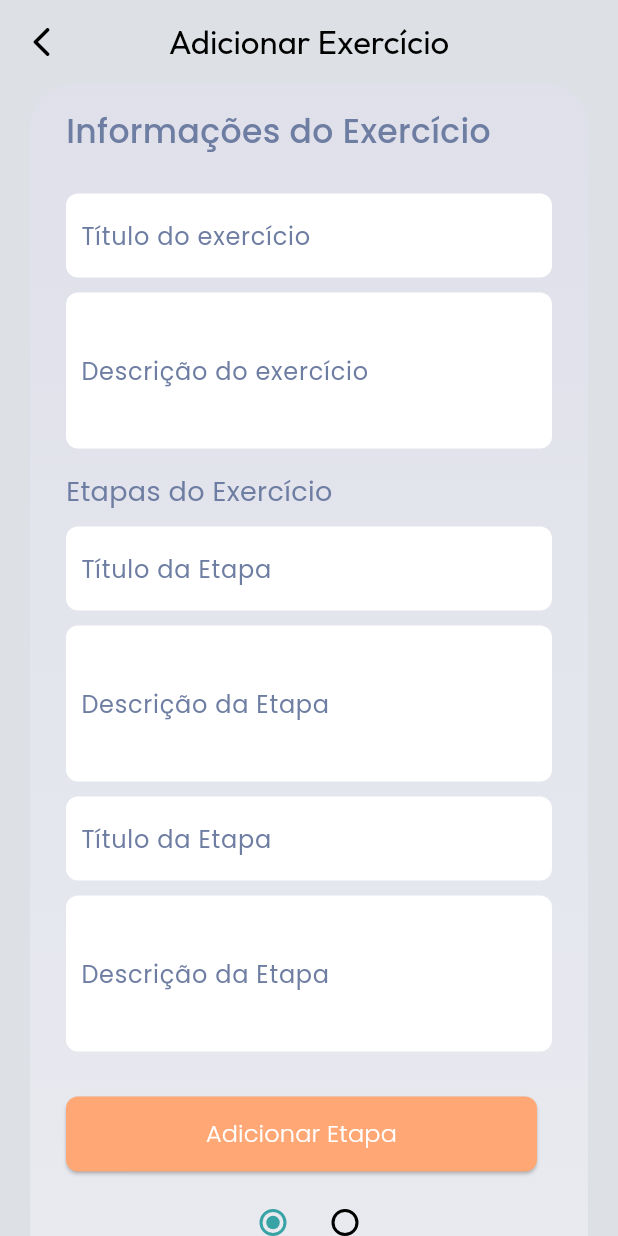
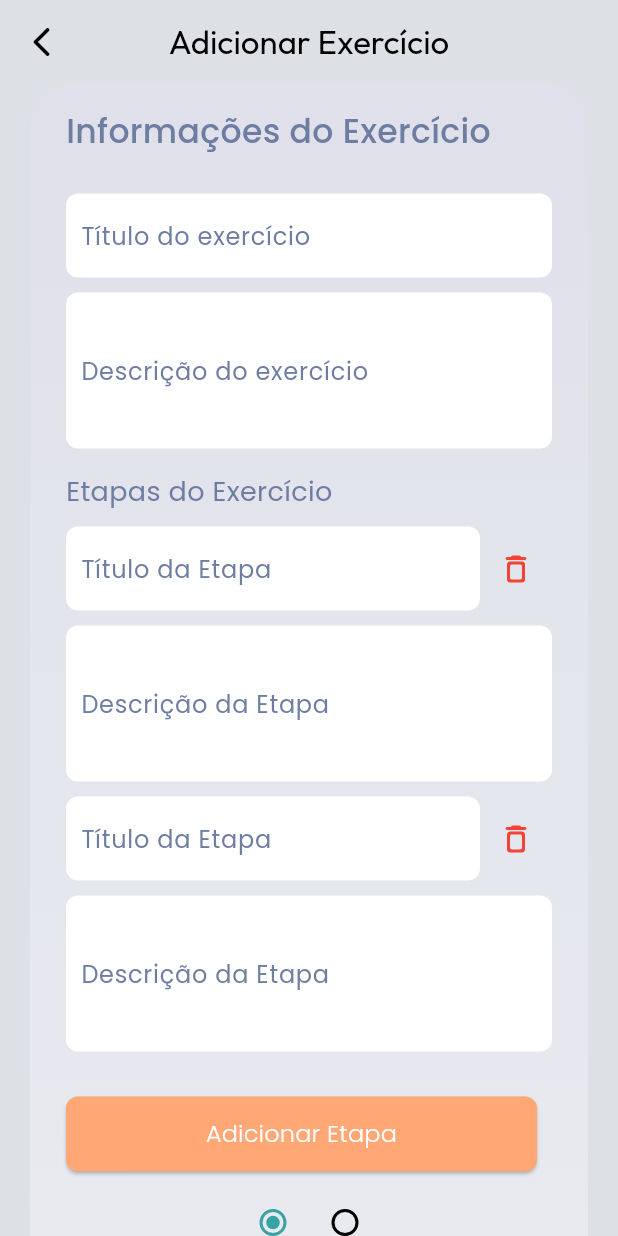
Before and after one commit to zampini28/neofrontend, a Flutter app: the AddExercisePage screen opened by its route, after a tap on "Adicionar Etapa", on a phone screen of 412 x 824 dp. Run offline on Flutter 3.47's test engine with Material 3 defaults, Android fonts, the phone set to English and light mode, and no system bars; our stand-ins replace cached_network_image, device_preview, dio, email_validator, flutter_secure_storage, image_picker and 6 more; missing offline and left inert: dart:js_interop, flutter_barcode_scanner, mobile_scanner, stomp_dart_client; accounts and stored records are empty.

Commit message:
exclude exercises steps

```diff
--- a/lib/components/physiotherapist/exercises/first_add_exercise_form.dart
+++ b/lib/components/physiotherapist/exercises/first_add_exercise_form.dart
@@ -55,7 +55,8 @@ class _FirstAddExerciseFormState extends State<FirstAddExerciseForm> {
                 ),
                 border: InputBorder.none,
               ),
-              onChanged: (title) => exerciseFormProvider.updateMainExercise(title: title),
+              onChanged: (title) =>
+                  exerciseFormProvider.updateMainExercise(title: title),
               keyboardType: TextInputType.text,
             ),
           ),
@@ -71,7 +72,8 @@ class _FirstAddExerciseFormState extends State<FirstAddExerciseForm> {
                 ),
                 border: InputBorder.none,
               ),
-              onChanged: (description) => exerciseFormProvider.updateMainExercise(description: description),
+              onChanged: (description) => exerciseFormProvider
+                  .updateMainExercise(description: description),
               keyboardType: TextInputType.multiline,
               maxLines: 3,
             ),
@@ -90,6 +92,8 @@ class _FirstAddExerciseFormState extends State<FirstAddExerciseForm> {
           SizedBox(
             height: exerciseFormProvider.quantitySteps * 180,
             child: ListView.builder(
+              shrinkWrap: true,
+              physics: const NeverScrollableScrollPhysics(),
               itemCount: exerciseFormProvider.quantitySteps,
               itemBuilder: (context, index) {
                 return StepExercise(index: index);
--- a/lib/components/physiotherapist/exercises/list_steps_exercises.dart
+++ b/lib/components/physiotherapist/exercises/list_steps_exercises.dart
@@ -24,52 +24,54 @@ class StepExercise extends StatelessWidget {
 
     final step = exercisesFormProvider.steps[index];
 
-    return SizedBox(
-      height: 180,
+    return Container(
+      margin: const EdgeInsets.only(bottom: 10),
       child: Column(
         spacing: 10,
         children: [
+          Row(
+            children: [
+              Expanded(
+                child: defaultTextForm(
+                  textForm: TextFormField(
+                    key: ValueKey('title_$index'),
+                    initialValue: step.title,
+                    decoration: InputDecoration(
+                      label: Text('Título da Etapa',
+                          style: TextStyle(
+                              color: Theme.of(context)
+                                  .textTheme
+                                  .labelLarge
+                                  ?.color)),
+                      border: InputBorder.none,
+                    ),
+                    onChanged: (val) =>
+                        exercisesFormProvider.updateStep(index, title: val),
+                  ),
+                ),
+              ),
+              if (exercisesFormProvider.quantitySteps > 1)
+                IconButton(
+                  onPressed: () => exercisesFormProvider.removeStep(index),
+                  icon: const Icon(Icons.delete_outline_rounded,
+                      color: Colors.red),
+                ),
+            ],
+          ),
+
           defaultTextForm(
             textForm: TextFormField(
-              initialValue: step.title,
+              key: ValueKey('desc_$index'),
+              initialValue: step.description,
               decoration: InputDecoration(
-                label: Text(
-                  'Título da Etapa',
-                  style: TextStyle(
-                    color: Theme.of(context).textTheme.labelLarge?.color,
-                  ),
-                ),
+                label: Text('Descrição da Etapa',
+                    style: TextStyle(
+                        color: Theme.of(context).textTheme.labelLarge?.color)),
                 border: InputBorder.none,
               ),
-              keyboardType: TextInputType.text,
-              onChanged: (value) {
-                exercisesFormProvider.updateStep(
-                  index,
-                  title: value,
-                );
-              },
-            ),
-          ),
-          defaultTextForm(
-            textForm: TextFormField(
-              initialValue: step.description,
-              decoration: InputDecoration(
-                label: Text(
-                  'Descrição da Etapa',
-                  style: TextStyle(
-                    color: Theme.of(context).textTheme.labelLarge?.color,
-                  ),
-                ),
-                border: InputBorder.none,
-              ),
-              keyboardType: TextInputType.text,
               maxLines: 3,
-              onChanged: (value) {
-                exercisesFormProvider.updateStep(
-                  index,
-                  description: value,
-                );
-              },
+              onChanged: (val) =>
+                  exercisesFormProvider.updateStep(index, description: val),
             ),
           ),
         ],
--- a/lib/services/exercises/physio/exercises_controller_form.dart
+++ b/lib/services/exercises/physio/exercises_controller_form.dart
@@ -8,7 +8,8 @@ class ExercisesControllerForm with ChangeNotifier {
 
   double? duration;
 
-  bool get isAllStepsFilled => mainExercise.isFilled && steps.every((step) => step.isFilled);
+  bool get isAllStepsFilled =>
+      mainExercise.isFilled && steps.every((step) => step.isFilled);
   int get quantitySteps => steps.length;
   bool get videoSelected => videoFile != null;
 
@@ -125,6 +126,13 @@ class ExercisesControllerForm with ChangeNotifier {
     isNextButtonEnable = false;
     notifyListeners();
   }
+
+  void removeStep(int index) {
+    if (steps.length > 1) {
+      steps.removeAt(index);
+      notifyListeners();
+    }
+  }
 }
 
 class StepModel {
```
